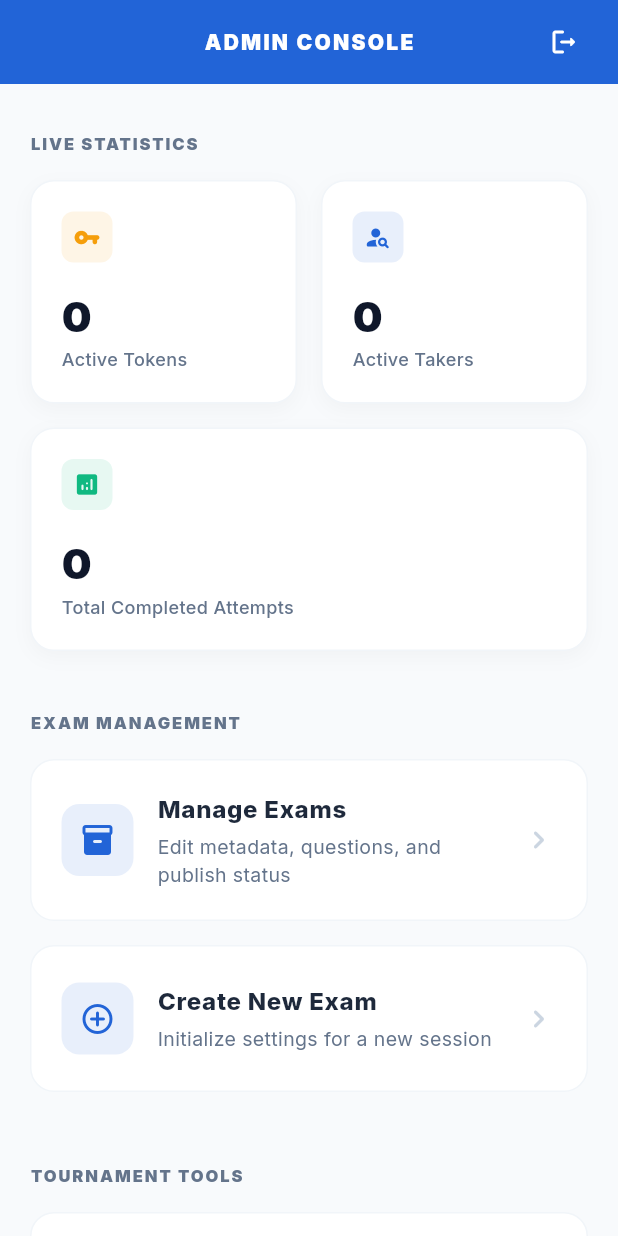
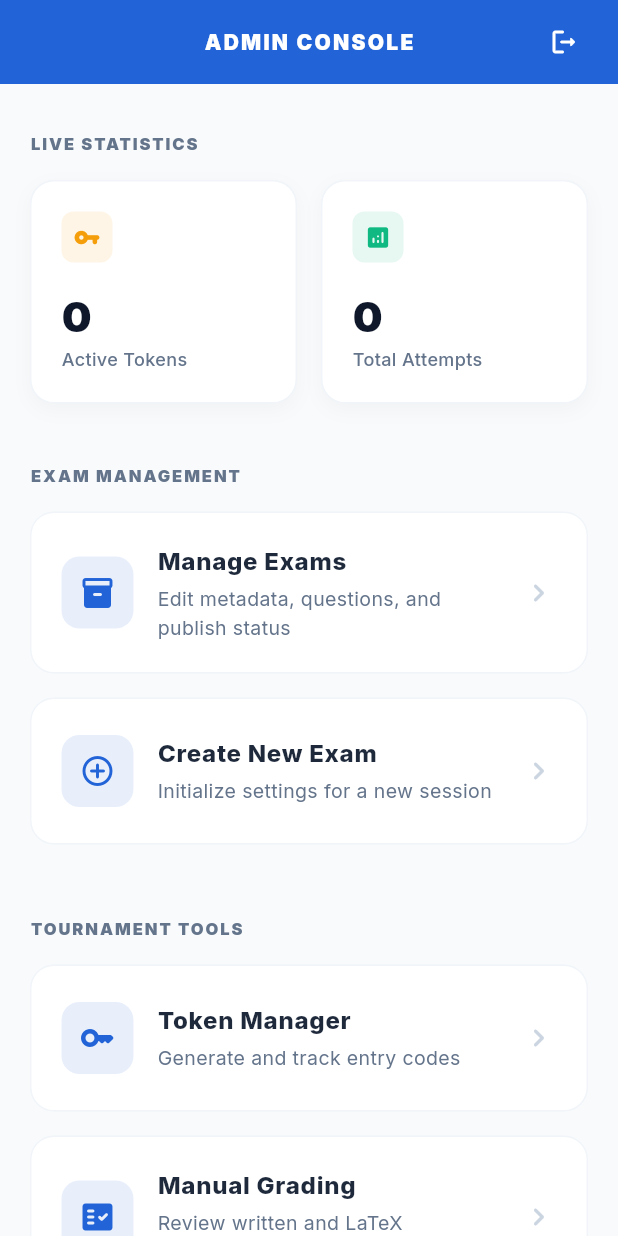
Before and after one commit to shamimsust/quizapp, a Flutter app: the AdminDashboardScreen screen opened by its route, on a phone screen of 412 x 824 dp. Run offline on Flutter 3.47's test engine with Material 3 defaults, Android fonts, the phone set to English and light mode, and no system bars; our stand-ins replace firebase_auth, firebase_core, firebase_database, flutter_riverpod, go_router, google_fonts and 1 more; missing offline and left inert: flutter_math_fork, math_keyboard; accounts and stored records are empty; network calls fail; statements that could not run were skipped.

```diff
--- a/lib/screens/admin/admin_dashboard_screen.dart
+++ b/lib/screens/admin/admin_dashboard_screen.dart
@@ -104,9 +104,7 @@ class AdminDashboardScreen extends StatelessWidget {
   }
 
   Widget _buildStatCards() {
-    return const Column( // Added 'const' here
-      children: [
-        Row(
+    return const Row(
       children: [
         Expanded(
           child: _StatCard(
@@ -119,22 +117,11 @@ class AdminDashboardScreen extends StatelessWidget {
         SizedBox(width: 16),
         Expanded(
           child: _StatCard(
-                label: 'Active Takers',
-                path: 'attempts',
-                icon: Icons.person_search_rounded,
-                color: Color(0xFF2264D7),
-                filterActive: true,
-              )
-            ),
-          ],
-        ),
-        SizedBox(height: 16),
-        _StatCard(
-          label: 'Total Completed Attempts',
+            label: 'Total Attempts',
             path: 'attempts',
             icon: Icons.analytics_rounded,
-          color: Color(0xFF10B981),
-          fullWidth: true,
+            color: Color(0xFF10B981)
+          )
         ),
       ],
     );
@@ -168,16 +155,12 @@ class _StatCard extends StatelessWidget {
   final String path;
   final IconData icon;
   final Color color;
-  final bool filterActive;
-  final bool fullWidth;
 
   const _StatCard({
     required this.label,
     required this.path,
     required this.icon,
     required this.color,
-    this.filterActive = false,
-    this.fullWidth = false,
   });
 
   @override
@@ -189,49 +172,54 @@ class _StatCard extends StatelessWidget {
         if (snapshot.hasData && snapshot.data!.snapshot.value != null) {
           final data = snapshot.data!.snapshot.value;
           if (data is Map) {
-            if (filterActive) {
-              count = data.values.where((v) => v is Map && v['status'] == 'started').length;
-            } else {
             count = data.length;
-            }
           }
         }
 
         return Container(
-          width: fullWidth ? double.infinity : null,
           padding: const EdgeInsets.all(20),
           decoration: BoxDecoration(
             color: Colors.white,
             borderRadius: BorderRadius.circular(16),
             boxShadow: [
-              BoxShadow(color: Colors.black.withAlpha((255 * 0.03).round()), blurRadius: 10, offset: const Offset(0, 4))
+              BoxShadow(
+                color: Colors.black.withAlpha((255 * 0.03).round()),
+                blurRadius: 10,
+                offset: const Offset(0, 4)
+              )
             ],
             border: Border.all(color: const Color(0xFFF1F5F9)),
           ),
           child: Column(
             crossAxisAlignment: CrossAxisAlignment.start,
             children: [
-              Row(
-                mainAxisAlignment: MainAxisAlignment.spaceBetween,
-                children: [
               Container(
                 padding: const EdgeInsets.all(8),
-                    decoration: BoxDecoration(color: color.withAlpha((255 * 0.1).round()), borderRadius: BorderRadius.circular(8)),
+                decoration: BoxDecoration(
+                  color: color.withAlpha((255 * 0.1).round()),
+                  borderRadius: BorderRadius.circular(8)
+                ),
                 child: Icon(icon, color: color, size: 18),
               ),
-                  if (filterActive && count > 0)
-                    Container(
-                      padding: const EdgeInsets.symmetric(horizontal: 8, vertical: 4),
-                      decoration: BoxDecoration(color: Colors.red.shade50, borderRadius: BorderRadius.circular(20)),
-                      child: const Text("LIVE", style: TextStyle(color: Colors.red, fontSize: 10, fontWeight: FontWeight.bold)),
+              const SizedBox(height: 16),
+              Text(
+                count.toString(),
+                style: const TextStyle(
+                  fontSize: 28,
+                  fontWeight: FontWeight.w900,
+                  fontFamily: 'Inter',
+                  color: Color(0xFF0F172A)
                 )
-                ],
               ),
-              const SizedBox(height: 16),
-              Text(count.toString(),
-                style: const TextStyle(fontSize: 28, fontWeight: FontWeight.w900, fontFamily: 'Inter', color: Color(0xFF0F172A))),
-              Text(label,
-                style: const TextStyle(fontSize: 12, color: Color(0xFF64748B), fontWeight: FontWeight.w500, fontFamily: 'Inter')),
+              Text(
+                label,
+                style: const TextStyle(
+                  fontSize: 12,
+                  color: Color(0xFF64748B),
+                  fontWeight: FontWeight.w500,
+                  fontFamily: 'Inter'
+                )
+              ),
             ],
           ),
         );
@@ -270,14 +258,31 @@ class _DashboardTile extends StatelessWidget {
         contentPadding: const EdgeInsets.symmetric(horizontal: 20, vertical: 12),
         leading: Container(
           padding: const EdgeInsets.all(12),
-          decoration: BoxDecoration(color: themeColor.withAlpha((255 * 0.1).round()), borderRadius: BorderRadius.circular(12)),
+          decoration: BoxDecoration(
+            color: themeColor.withAlpha((255 * 0.1).round()),
+            borderRadius: BorderRadius.circular(12)
+          ),
           child: Icon(icon, color: themeColor, size: 24),
         ),
-        title: Text(title,
-          style: const TextStyle(fontWeight: FontWeight.w800, fontSize: 16, color: Color(0xFF1E293B), fontFamily: 'Inter')),
+        title: Text(
+          title,
+          style: const TextStyle(
+            fontWeight: FontWeight.w800,
+            fontSize: 16,
+            color: Color(0xFF1E293B),
+            fontFamily: 'Inter'
+          )
+        ),
         subtitle: Padding(
           padding: const EdgeInsets.only(top: 4),
-          child: Text(subtitle, style: const TextStyle(fontSize: 13, color: Color(0xFF64748B), fontFamily: 'Inter')),
+          child: Text(
+            subtitle,
+            style: const TextStyle(
+              fontSize: 13,
+              color: Color(0xFF64748B),
+              fontFamily: 'Inter'
+            )
+          ),
         ),
         trailing: const Icon(Icons.chevron_right_rounded, color: Color(0xFFCBD5E1)),
         onTap: onTap,
```
Also changed, not shown: 1 other file. Lines whose indentation alone changed are shown as unchanged.
